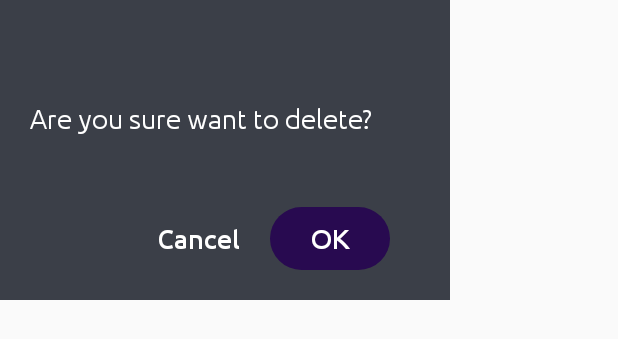
After one commit to modishuham/cammaster, an Android app: the layout dialog_alert.xml on its own in the app's theme, with its tools: preview values and no code run, on a phone screen of 412 x 824 dp. The commit adds this screen. Shown: the top 339 px of the screen. Run offline under Robolectric (Android 15) with nearby library versions, the phone set to English and light mode, and no system bars.

Commit message:
commit for alert dialog added

```diff
--- /dev/null
+++ b/app/src/main/res/layout/dialog_alert.xml
@@ -0,0 +1,57 @@
+<?xml version="1.0" encoding="utf-8"?>
+<androidx.constraintlayout.widget.ConstraintLayout xmlns:android="http://schemas.android.com/apk/res/android"
+    xmlns:app="http://schemas.android.com/apk/res-auto"
+    xmlns:tools="http://schemas.android.com/tools"
+    android:layout_width="300dp"
+    android:layout_height="200dp"
+    android:background="@color/colorPrimary">
+
+    <TextView
+        android:id="@+id/dialog_description"
+        android:layout_width="0dp"
+        android:layout_height="wrap_content"
+        android:layout_marginStart="20dp"
+        android:layout_marginTop="40dp"
+        android:layout_marginEnd="20dp"
+        android:layout_marginBottom="20dp"
+        android:fontFamily="@font/ubuntu_light"
+        android:maxLines="3"
+        android:textColor="@color/colorWhite"
+        android:textSize="18sp"
+        app:layout_constraintBottom_toTopOf="@+id/dialog_okay"
+        app:layout_constraintEnd_toEndOf="parent"
+        app:layout_constraintStart_toStartOf="parent"
+        app:layout_constraintTop_toTopOf="parent"
+        tools:text="Are you sure want to delete?" />
+
+    <TextView
+        android:id="@+id/dialog_cancel"
+        android:layout_width="wrap_content"
+        android:layout_height="wrap_content"
+        android:layout_marginEnd="20dp"
+        android:fontFamily="@font/ubuntu_medium"
+        android:text="Cancel"
+        android:textColor="@color/colorWhite"
+        android:textSize="18sp"
+        app:layout_constraintBottom_toBottomOf="@+id/dialog_okay"
+        app:layout_constraintEnd_toStartOf="@+id/dialog_okay"
+        app:layout_constraintTop_toTopOf="@+id/dialog_okay" />
+
+    <TextView
+        android:id="@+id/dialog_okay"
+        android:layout_width="80dp"
+        android:layout_height="wrap_content"
+        android:layout_marginEnd="40dp"
+        android:layout_marginBottom="20dp"
+        android:background="@drawable/circle_background"
+        android:fontFamily="@font/ubuntu_medium"
+        android:gravity="center"
+        android:padding="10dp"
+        android:text="OK"
+        android:textColor="@color/colorWhite"
+        android:textSize="18sp"
+        app:layout_constraintBottom_toBottomOf="parent"
+        app:layout_constraintEnd_toEndOf="parent" />
+
+
+</androidx.constraintlayout.widget.ConstraintLayout>
```
Also changed, not shown: app/src/main/java/com/m/cammstrind/ui/docDetail/DocDetailFragment.kt (+11 -1 lines), app/src/main/java/com/m/cammstrind/utils/DialogUtils.kt (+33 -0 lines).
